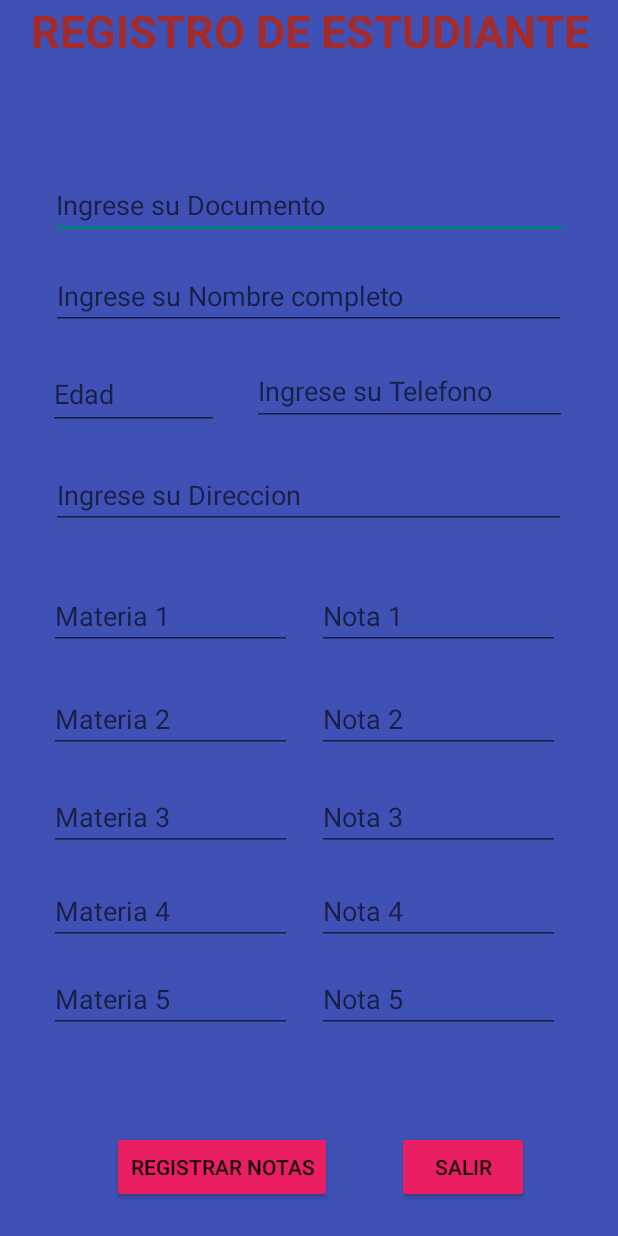
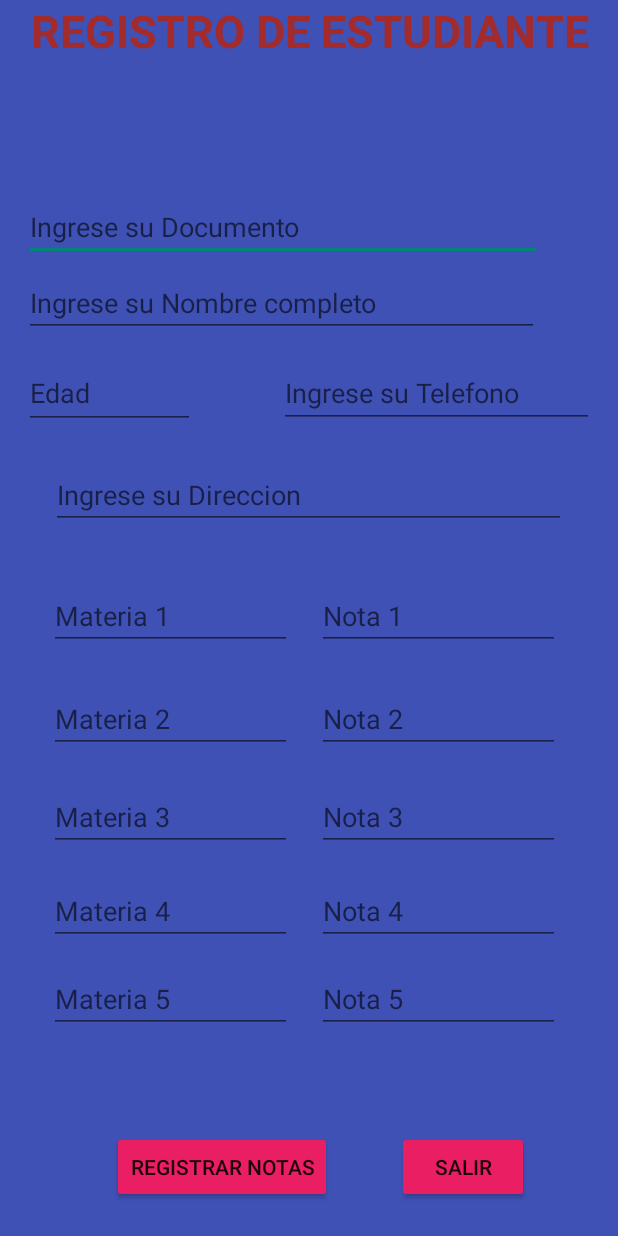
Before and after one commit to Gohan-117holguin/appSaltamontes, an Android app: the RegistroActivity screen opened directly, with no data from a screen before it, on a phone screen of 412 x 824 dp. Run offline under Robolectric (Android 15) with nearby library versions, the phone set to English and light mode, and no system bars.

```diff
--- a/app/src/main/java/com/example/saltamontes/EstadisticasActivity.kt
+++ b/app/src/main/java/com/example/saltamontes/EstadisticasActivity.kt
@@ -68,7 +68,7 @@ class EstadisticasActivity : AppCompatActivity() {
         var cantidad = 0
         for (est in lista){
             if (est.resultado.equals("Usted ganó el periodo")){
-                cantidad = cantidad + 1
+                cantidad =+ 1
             }
         }
         return cantidad
--- a/app/src/main/res/layout/activity_registro.xml
+++ b/app/src/main/res/layout/activity_registro.xml
@@ -10,7 +10,7 @@
 
     <TextView
         android:id="@+id/textView"
-        android:layout_width="400dp"
+        android:layout_width="380dp"
         android:layout_height="103dp"
         android:text="REGISTRO DE ESTUDIANTE"
         android:textAlignment="center"
@@ -30,9 +30,10 @@
         android:hint="Ingrese su Documento"
         app:layout_constraintBottom_toBottomOf="parent"
         app:layout_constraintEnd_toEndOf="parent"
+        app:layout_constraintHorizontal_bias="0.242"
         app:layout_constraintStart_toStartOf="parent"
         app:layout_constraintTop_toTopOf="parent"
-        app:layout_constraintVertical_bias="0.149" />
+        app:layout_constraintVertical_bias="0.167" />
 
     <EditText
         android:id="@+id/txtMateria5"
@@ -111,6 +112,7 @@
         app:layout_constraintTop_toTopOf="parent"
         app:layout_constraintVertical_bias="0.501" />
 
+
     <EditText
         android:id="@+id/txtNombre"
         android:layout_width="343dp"
@@ -118,11 +120,10 @@
         android:hint="Ingrese su Nombre completo"
         app:layout_constraintBottom_toBottomOf="parent"
         app:layout_constraintEnd_toEndOf="parent"
-        app:layout_constraintHorizontal_bias="0.492"
+        app:layout_constraintHorizontal_bias="0.235"
         app:layout_constraintStart_toStartOf="parent"
         app:layout_constraintTop_toTopOf="parent"
-        app:layout_constraintVertical_bias="0.224" />
-
+        app:layout_constraintVertical_bias="0.23" />
 
     <EditText
         android:id="@+id/txtTelefono"
@@ -132,10 +133,10 @@
         android:inputType="number"
         app:layout_constraintBottom_toBottomOf="parent"
         app:layout_constraintEnd_toEndOf="parent"
-        app:layout_constraintHorizontal_bias="0.833"
+        app:layout_constraintHorizontal_bias="0.92"
         app:layout_constraintStart_toStartOf="parent"
         app:layout_constraintTop_toTopOf="parent"
-        app:layout_constraintVertical_bias="0.306" />
+        app:layout_constraintVertical_bias="0.308" />
 
     <EditText
         android:id="@+id/txtMateria2"
@@ -210,10 +211,10 @@
         android:inputType="number"
         app:layout_constraintBottom_toBottomOf="parent"
         app:layout_constraintEnd_toEndOf="parent"
-        app:layout_constraintHorizontal_bias="0.108"
+        app:layout_constraintHorizontal_bias="0.053"
         app:layout_constraintStart_toStartOf="parent"
         app:layout_constraintTop_toTopOf="parent"
-        app:layout_constraintVertical_bias="0.308" />
+        app:layout_constraintVertical_bias="0.307" />
 
     <Button
         android:id="@+id/btn_registrar"
```
